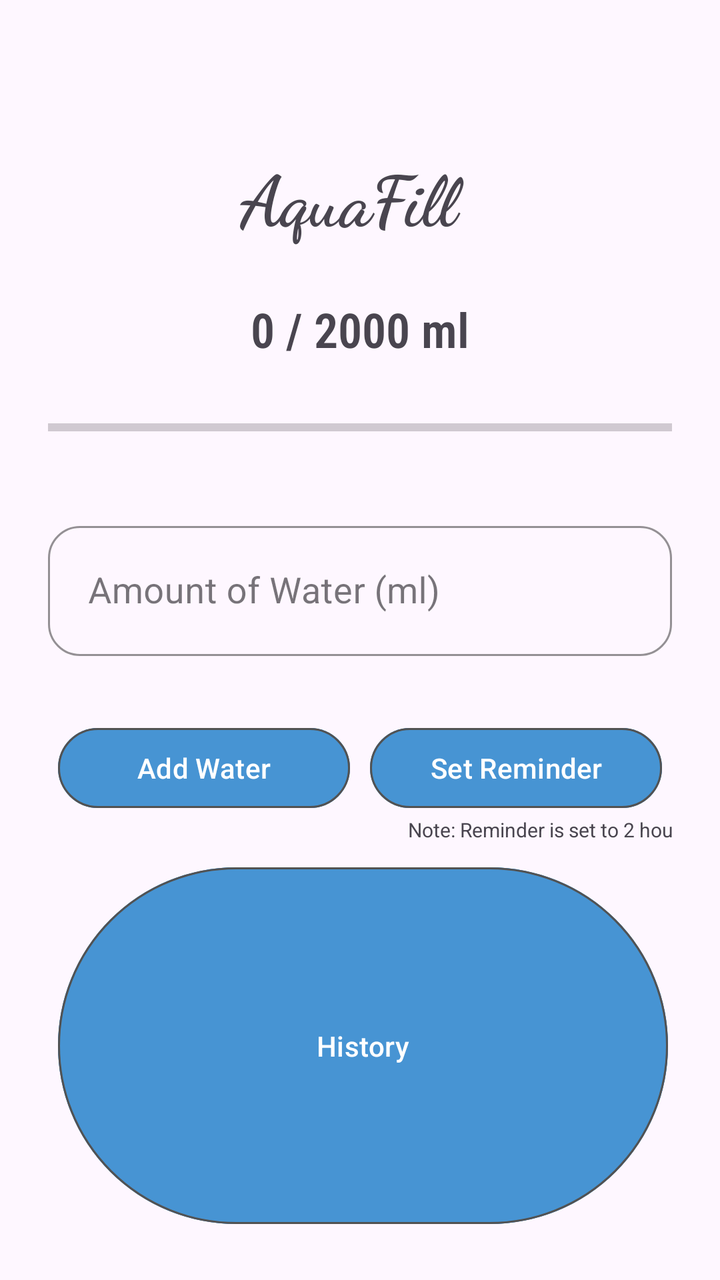
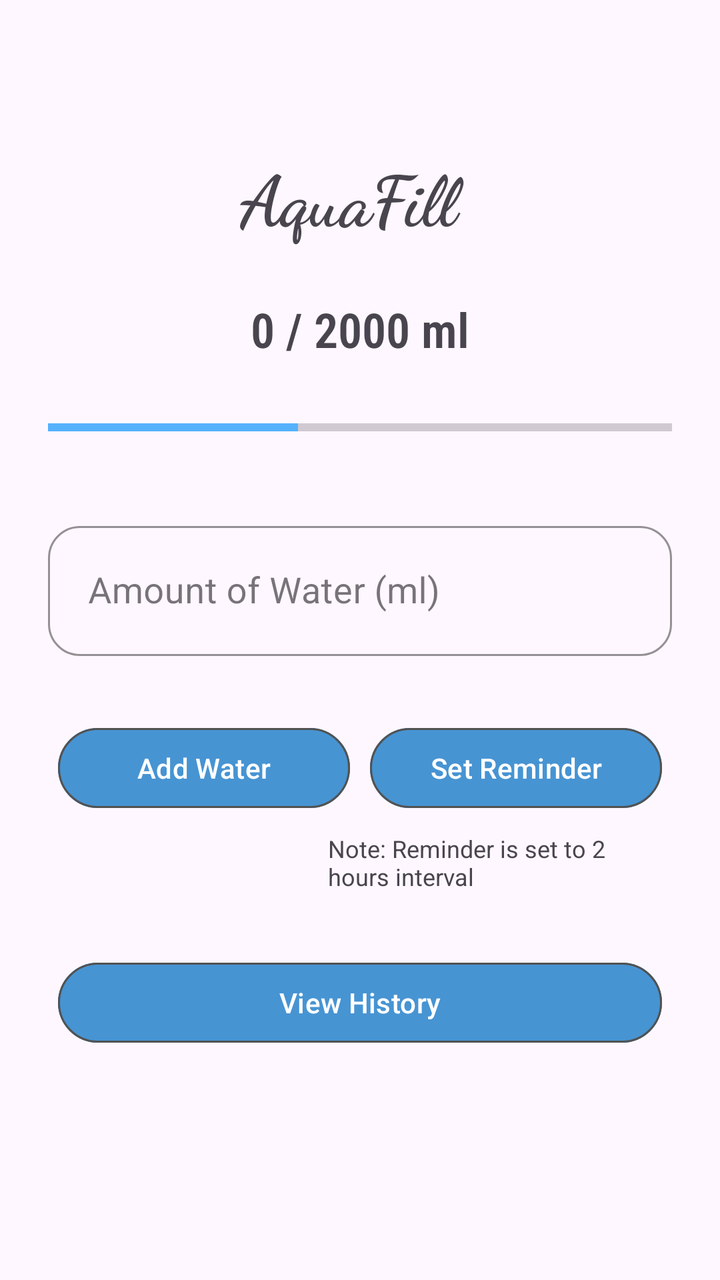

Compare the two renders of this Android layout. The source of the first and the diff that turns it into the second are given below.
<!-- AndroidManifest.xml: application theme Theme.WaterReminder -->
<!-- res/layout/activity_dashboard.xml -->
<LinearLayout xmlns:android="http://schemas.android.com/apk/res/android"
    xmlns:app="http://schemas.android.com/apk/res-auto"
    xmlns:tools="http://schemas.android.com/tools"
    android:layout_width="match_parent"
    android:layout_height="match_parent"
    android:orientation="vertical"
    android:padding="24dp">

    
    <LinearLayout
        android:layout_width="wrap_content"
        android:layout_height="wrap_content"
        android:layout_gravity="center"
        android:layout_marginTop="50dp"
        android:layout_marginBottom="16dp"
        android:gravity="center_vertical"
        android:orientation="horizontal"
        tools:ignore="UseCompoundDrawables">

        <TextView
            android:id="@+id/tvTitle"
            android:layout_width="120dp"
            android:layout_height="wrap_content"
            android:fontFamily="cursive"
            android:text="AquaFill"
            android:textSize="35sp"
            android:textStyle="bold"
            tools:ignore="HardcodedText"/>

    </LinearLayout>

    
    <TextView
        android:id="@+id/tvWaterIntake"
        android:layout_width="wrap_content"
        android:layout_height="wrap_content"
        android:layout_marginTop="10dp"
        android:layout_gravity="center"
        android:text="0 / 2000 ml"
        android:textSize="24sp"
        android:textStyle="bold"
        android:fontFamily="sans-serif-condensed-light"
        android:layout_marginBottom="16dp"
        tools:ignore="HardcodedText"/>
    <ProgressBar
        android:id="@+id/progressBar" style="?android:attr/progressBarStyleHorizontal"
        android:layout_width="match_parent"
        android:layout_height="24dp"
        android:layout_marginTop="5dp"
        android:max="2000"
        android:progress="0"
        android:progressTint="#55B1FC"
        android:layout_marginBottom="32dp"/>

    
    <com.google.android.material.textfield.TextInputLayout
        android:layout_width="match_parent"
        android:layout_height="wrap_content"
        android:layout_marginBottom="24dp"
        app:boxBackgroundMode="outline"
        app:boxCornerRadiusBottomEnd="16dp"
        app:boxCornerRadiusBottomStart="16dp"
        app:boxCornerRadiusTopEnd="16dp"
        app:boxCornerRadiusTopStart="16dp"
        app:boxStrokeColor="#4794D3"
        app:hintTextColor="#4794D3" style="@style/Widget.MaterialComponents.TextInputLayout.OutlinedBox">

        <com.google.android.material.textfield.TextInputEditText
            android:id="@+id/etAmount"
            android:layout_width="match_parent"
            android:layout_height="65dp"
            android:hint="Amount of Water (ml)"
            android:inputType="number"
            android:textSize="18sp"
            android:paddingStart="20dp"
            android:paddingEnd="20dp"
            tools:ignore="HardcodedText"/>
    </com.google.android.material.textfield.TextInputLayout>

    
    <LinearLayout
        android:layout_width="match_parent"
        android:layout_height="wrap_content"
        android:orientation="horizontal"
        android:weightSum="2">

        <Button
            android:id="@+id/btnAdd"
            android:layout_width="0dp"
            android:layout_height="wrap_content"
            android:layout_weight="1"
            android:layout_marginTop="8dp"
            android:layout_marginStart="5dp"
            android:layout_marginEnd="5dp"
            android:text="Add Water"
            android:backgroundTint="#4794D3"
            app:strokeWidth="1dp"
            app:strokeColor="#525252"
            tools:ignore="ButtonStyle,HardcodedText"/>
        <Button
            android:id="@+id/btnReminder"
            android:layout_width="0dp"
            android:layout_height="wrap_content"
            android:layout_weight="1"
            android:layout_marginTop="8dp"
            android:layout_marginStart="5dp"
            android:layout_marginEnd="5dp"
            android:text="Set Reminder"
            android:backgroundTint="#4794D3"
            app:strokeWidth="1dp"
            app:strokeColor="#525252"
            tools:ignore="ButtonStyle,HardcodedText"/>
    </LinearLayout>

    <TextView
        android:id="@+id/textView"
        android:layout_width="180sp"
        android:layout_height="wrap_content"
        android:textSize="10sp"
        android:layout_marginStart="180dp"
        android:layout_marginEnd="10dp"
        app:layout_constraintEnd_toStartOf="@+id/btnAdd"
        app:layout_constraintStart_toStartOf="parent"
        app:layout_constraintTop_toBottomOf="@+id/btnReminder"
        android:text="Note: Reminder is set to 2 hours interval"
        tools:ignore="HardcodedText,SmallSp"/>

    <Button
        android:id="@+id/btnHistory"
        android:layout_width="305dp"
        android:layout_height="20dp"
        android:layout_marginStart="5dp"
        android:layout_marginTop="8dp"
        android:layout_marginEnd="5dp"
        android:layout_weight="1"
        android:backgroundTint="#4794D3"
        android:text="History"
        app:strokeColor="#525252"
        app:strokeWidth="1dp"
        tools:ignore="ButtonStyle,HardcodedText" />
</LinearLayout>
<!-- resources referenced by this layout -->
<resources>
  <style name="Theme.WaterReminder" parent="Base.Theme.WaterReminder" />
  <style name="Base.Theme.WaterReminder" parent="Theme.Material3.DayNight.NoActionBar">
          
          
      </style>
</resources>

<!-- the commit's change to res/layout/activity_dashboard.xml (unified diff, before → after) -->
@@ -1,3 +1,4 @@
+<?xml version="1.0" encoding="utf-8"?>
 <LinearLayout xmlns:android="http://schemas.android.com/apk/res/android"
     xmlns:app="http://schemas.android.com/apk/res-auto"
     xmlns:tools="http://schemas.android.com/tools"
@@ -42,13 +43,15 @@
         android:fontFamily="sans-serif-condensed-light"
         android:layout_marginBottom="16dp"
         tools:ignore="HardcodedText"/>
+
     <ProgressBar
-        android:id="@+id/progressBar" style="?android:attr/progressBarStyleHorizontal"
+        android:id="@+id/progressBar"
+        style="?android:attr/progressBarStyleHorizontal"
         android:layout_width="match_parent"
         android:layout_height="24dp"
         android:layout_marginTop="5dp"
         android:max="2000"
-        android:progress="0"
+        android:progress="800"
         android:progressTint="#55B1FC"
         android:layout_marginBottom="32dp"/>
 
@@ -63,7 +66,8 @@
         app:boxCornerRadiusTopEnd="16dp"
         app:boxCornerRadiusTopStart="16dp"
         app:boxStrokeColor="#4794D3"
-        app:hintTextColor="#4794D3" style="@style/Widget.MaterialComponents.TextInputLayout.OutlinedBox">
+        app:hintTextColor="#4794D3"
+        style="@style/Widget.MaterialComponents.TextInputLayout.OutlinedBox">
 
         <com.google.android.material.textfield.TextInputEditText
             android:id="@+id/etAmount"
@@ -82,7 +86,8 @@
         android:layout_width="match_parent"
         android:layout_height="wrap_content"
         android:orientation="horizontal"
-        android:weightSum="2">
+        android:weightSum="2"
+        android:layout_marginBottom="8dp">
 
         <Button
             android:id="@+id/btnAdd"
@@ -97,6 +102,7 @@
             app:strokeWidth="1dp"
             app:strokeColor="#525252"
             tools:ignore="ButtonStyle,HardcodedText"/>
+
         <Button
             android:id="@+id/btnReminder"
             android:layout_width="0dp"
@@ -112,30 +118,30 @@
             tools:ignore="ButtonStyle,HardcodedText"/>
     </LinearLayout>
 
+    
     <TextView
         android:id="@+id/textView"
-        android:layout_width="180sp"
+        android:layout_width="match_parent"
         android:layout_height="wrap_content"
-        android:textSize="10sp"
-        android:layout_marginStart="180dp"
-        android:layout_marginEnd="10dp"
-        app:layout_constraintEnd_toStartOf="@+id/btnAdd"
-        app:layout_constraintStart_toStartOf="parent"
-        app:layout_constraintTop_toBottomOf="@+id/btnReminder"
+        android:textSize="12sp"
+        android:layout_marginStart="140dp"
+        android:layout_marginEnd="2dp"
+        android:layout_marginBottom="16dp"
         android:text="Note: Reminder is set to 2 hours interval"
-        tools:ignore="HardcodedText,SmallSp"/>
+        tools:ignore="HardcodedText"/>
 
+    
     <Button
-        android:id="@+id/btnHistory"
-        android:layout_width="305dp"
-        android:layout_height="20dp"
+        android:id="@+id/btnHisto"
+        android:layout_width="match_parent"
+        android:layout_height="wrap_content"
         android:layout_marginStart="5dp"
-        android:layout_marginTop="8dp"
         android:layout_marginEnd="5dp"
-        android:layout_weight="1"
+        android:text="View History"
         android:backgroundTint="#4794D3"
-        android:text="History"
+        android:layout_marginTop="15dp"
+        app:strokeWidth="1dp"
         app:strokeColor="#525252"
-        app:strokeWidth="1dp"
-        tools:ignore="ButtonStyle,HardcodedText" />
+        tools:ignore="ButtonStyle,HardcodedText"/>
+
 </LinearLayout>
